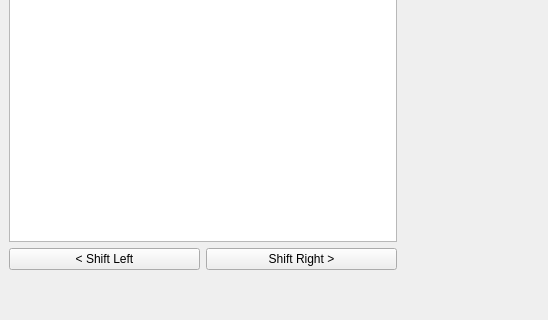
Qt form src/mainwindow.ui (SamTombling/CodeCracker) before a commit; both pictures show x 0 to 548 and y 280 to 600 of the 800 by 600 pixel window.
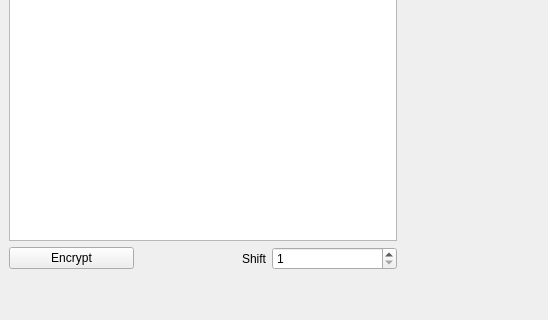
The same form after that commit.

Commit message: Add Spin Button to Set Shift

The edit to the form file:
```diff
--- a/src/mainwindow.ui
+++ b/src/mainwindow.ui
@@ -34,14 +34,27 @@
          <item>
           <widget class="QPushButton" name="shiftLeft">
            <property name="text">
-            <string>&lt; Shift Left</string>
+            <string>Encrypt</string>
            </property>
           </widget>
          </item>
          <item>
-          <widget class="QPushButton" name="shiftRight">
+          <widget class="QLabel" name="label">
            <property name="text">
-            <string>Shift Right &gt;</string>
+            <string>Shift</string>
+           </property>
+           <property name="alignment">
+            <set>Qt::AlignRight|Qt::AlignTrailing|Qt::AlignVCenter</set>
+           </property>
+          </widget>
+         </item>
+         <item>
+          <widget class="QSpinBox" name="spinBox">
+           <property name="minimum">
+            <number>1</number>
+           </property>
+           <property name="maximum">
+            <number>25</number>
            </property>
           </widget>
          </item>
```
Left out of the diff: 2 changed lines with no effect on the pictures. The commit also changes 6 other files.
